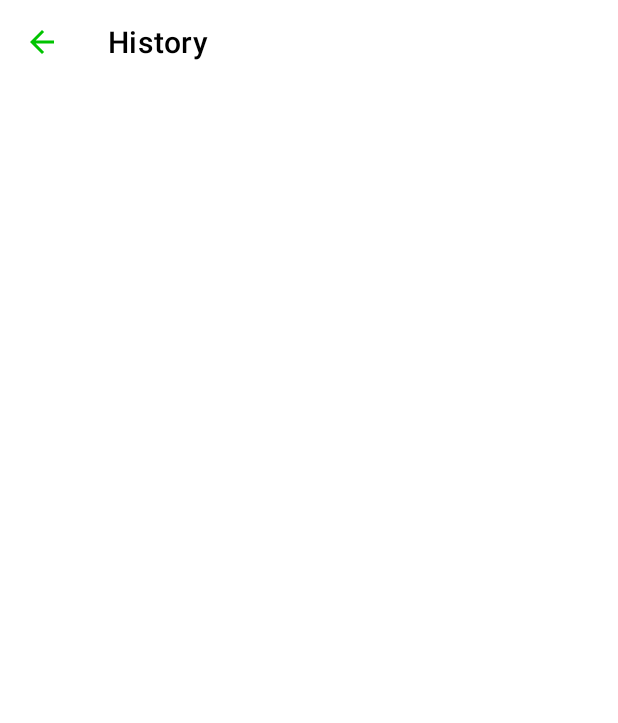
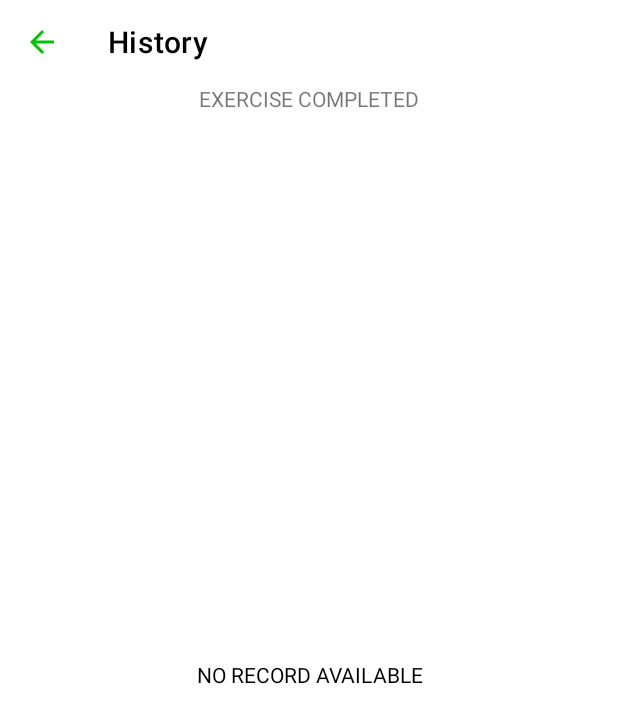
Before and after one commit to Sunil-Yadav-1/7MinuteWorkout, an Android app: the HistoryActivity screen opened directly, with no data from a screen before it, on a phone screen of 412 x 824 dp. Before the commit the part shown is almost empty. Shown: the top 723 px of the screen. Run offline under Robolectric (Android 15) with nearby library versions, the phone set to English and light mode, and no system bars.

Commit message:
final commit

```diff
--- a/app/src/main/java/com/example/a7minuteworkout/ExerciseActivity.kt
+++ b/app/src/main/java/com/example/a7minuteworkout/ExerciseActivity.kt
@@ -21,10 +21,10 @@ import java.util.*
 class ExerciseActivity : AppCompatActivity() , TextToSpeech.OnInitListener{
     private var resttimr : CountDownTimer? = null
     private var exercisetimr : CountDownTimer? = null
-    private val exercise_time : Long = 30000
+    private val exercise_time : Long = 1000
     private var tp_exercise = 0
     private var timepassed  = 0
-    private val totalTime : Long = 10000
+    private val totalTime : Long = 1000
     private var exerciselist = Exercises_Constant.getExerciseList()
     private var exerciseNumber = -1
     private var tts : TextToSpeech? = null
@@ -90,7 +90,7 @@ class ExerciseActivity : AppCompatActivity() , TextToSpeech.OnInitListener{
 
             override fun onFinish() {
                 //if(exerciseNumber>=exerciselist.size -1)
-                if(exerciseNumber>1){
+                if(exerciseNumber>=exerciselist.size -1){
                     exerciselist[exerciseNumber].setisSelected(false)
                     exerciselist[exerciseNumber].setisCompleted(true)
                     exerciseAdapter!!.notifyDataSetChanged()
--- a/app/src/main/java/com/example/a7minuteworkout/HistoryActivity.kt
+++ b/app/src/main/java/com/example/a7minuteworkout/HistoryActivity.kt
@@ -2,6 +2,8 @@ package com.example.a7minuteworkout
 
 import androidx.appcompat.app.AppCompatActivity
 import android.os.Bundle
+import android.view.View
+import androidx.recyclerview.widget.LinearLayoutManager
 import kotlinx.android.synthetic.main.activity_history.*
 
 class HistoryActivity : AppCompatActivity() {
@@ -10,7 +12,7 @@ class HistoryActivity : AppCompatActivity() {
         setContentView(R.layout.activity_history)
         setSupportActionBar(toolbar_history_activity)
         val actionbar = supportActionBar
-        if(actionbar != null){
+          if(actionbar != null){
             actionbar.setDisplayHomeAsUpEnabled(true)
             actionbar.title = "History"
         }
@@ -18,7 +20,22 @@ class HistoryActivity : AppCompatActivity() {
         toolbar_history_activity.setNavigationOnClickListener {
             onBackPressed()
         }
-
+        setupRecyclerView()
 
     }
+    private fun setupRecyclerView(){
+        val dbhandler = SQliteHelper(this,null)
+        val list = dbhandler.getDate()
+        if(list.isNotEmpty()){
+            rv_history_exercises.visibility = View.VISIBLE
+            tv_no_record.visibility = View.GONE
+            rv_history_exercises.layoutManager = LinearLayoutManager(this)
+            val historyAdapter = HistoryRViewAdapter(list,this)
+            rv_history_exercises.adapter = historyAdapter
+
+        }else{
+            rv_history_exercises.visibility = View.GONE
+            tv_no_record.visibility = View.VISIBLE
+        }
+    }
 }
--- a/app/src/main/java/com/example/a7minuteworkout/MainActivity.kt
+++ b/app/src/main/java/com/example/a7minuteworkout/MainActivity.kt
@@ -3,7 +3,10 @@ package com.example.a7minuteworkout
 import android.content.Intent
 import androidx.appcompat.app.AppCompatActivity
 import android.os.Bundle
+import android.view.View
 import android.widget.Toast
+import androidx.recyclerview.widget.LinearLayoutManager
+import kotlinx.android.synthetic.main.activity_history.*
 import kotlinx.android.synthetic.main.activity_main.*
 
 
@@ -22,6 +25,8 @@ class MainActivity : AppCompatActivity() {
         ll_history.setOnClickListener{
             val intent = Intent(this, HistoryActivity :: class.java)
             startActivity(intent)
+
         }
     }
+
 }
--- /dev/null
+++ b/app/src/main/java/com/example/a7minuteworkout/SQliteHelper.kt
@@ -0,0 +1,51 @@
+package com.example.a7minuteworkout
+
+import android.content.ContentValues
+import android.content.Context
+import android.database.Cursor
+import android.database.sqlite.SQLiteDatabase
+import android.database.sqlite.SQLiteOpenHelper
+
+class SQliteHelper(context : Context,factory : SQLiteDatabase.CursorFactory?):
+        SQLiteOpenHelper(context,DATABASE_NAME,factory,DATABASE_VERSION) {
+            companion object{
+              private  var DATABASE_VERSION = 1
+                private val DATABASE_NAME = "7Minute"
+               private val TABLE_NAME = "History"
+                private val COULMN_ID = "_id"
+                private val INFO_COULMN = "date"
+            }
+
+    override fun onCreate(db: SQLiteDatabase?) {
+        val CREATE_DATABASE_TABLE = ("CREATE TABLE "+ TABLE_NAME +"("+ COULMN_ID+
+                                                                            " INTEGER PRIMARY KEY,"+ INFO_COULMN+" TEXT)")
+        db?.execSQL(CREATE_DATABASE_TABLE)
+
+    }
+
+    override fun onUpgrade(db: SQLiteDatabase?, oldVersion: Int, newVersion: Int) {
+        db!!.execSQL("DROP TABLE IF EXISTS "+ TABLE_NAME)
+        onCreate(db)
+    }
+
+    fun addDate(date : String){
+        val values = ContentValues()
+        values.put(INFO_COULMN,date)
+        val db = this.writableDatabase
+        db.insert(TABLE_NAME,null,values)
+        db.close()
+    }
+    fun getDate(): ArrayList<String>{
+        val list = ArrayList<String>()
+        val db = this.readableDatabase
+        val cursor : Cursor = db.rawQuery("SELECT * FROM $TABLE_NAME",null)
+        while(cursor.moveToNext()){
+            val date = cursor.getString(cursor.getColumnIndex(INFO_COULMN))
+            list.add(date)
+        }
+        cursor.close()
+        return list
+
+    }
+
+}
--- a/app/src/main/res/layout/activity_history.xml
+++ b/app/src/main/res/layout/activity_history.xml
@@ -4,6 +4,8 @@
     xmlns:tools="http://schemas.android.com/tools"
     android:layout_width="match_parent"
     android:layout_height="match_parent"
+    android:orientation="vertical"
+    app:layout_behavior="@string/appbar_scrolling_view_behavior"
     tools:context=".HistoryActivity">
 <androidx.appcompat.widget.Toolbar
     android:id="@+id/toolbar_history_activity"
@@ -12,4 +14,25 @@
     app:titleTextColor="@color/black"
     android:theme="@style/toolbar_theme"
     />
+    <TextView
+        android:layout_width="match_parent"
+        android:layout_height="wrap_content"
+        android:text="EXERCISE COMPLETED"
+        android:gravity="center"/>
+    <androidx.recyclerview.widget.RecyclerView
+        android:id="@+id/rv_history_exercises"
+        android:layout_width="match_parent"
+        android:layout_height="match_parent"
+        android:visibility="gone"
+        tools:visibility="visible"/>
+    <TextView
+        android:id="@+id/tv_no_record"
+        android:layout_width="match_parent"
+        android:layout_height="match_parent"
+        android:gravity="center"
+        android:text="NO RECORD AVAILABLE"
+        android:textColor="@color/black"
+        android:visibility="visible"
+        tools:visibility="gone"/>
+
 </LinearLayout>
```
Also changed, not shown: app/src/main/java/com/example/a7minuteworkout/HistoryRViewAdapter.kt (added, +41 -0 lines), app/src/main/java/com/example/a7minuteworkout/finish.kt (+17 -1 lines), app/src/main/res/layout/history_rv_setup.xml (added, +24 -0 lines).
